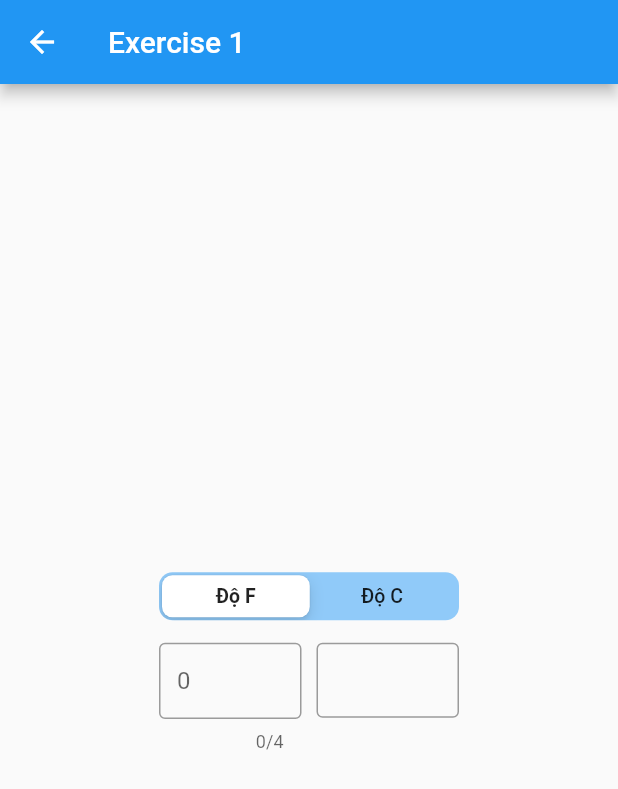
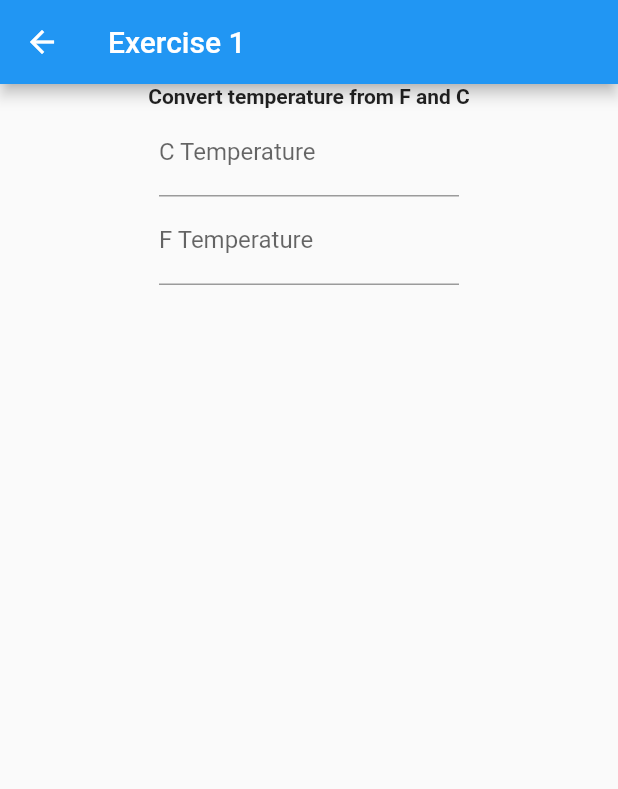
Before and after one commit to NguyenTanPhucK11/flutter-200lab, a Flutter app: the Exercise1 screen opened directly, on a phone screen of 412 x 824 dp. Shown: the top 789 px of the screen. Run offline on Flutter 3.47's test engine with Material 2 defaults, Android fonts, the phone set to English and light mode, and no system bars.

Commit message:
day1 - finish

```diff
--- a/lib/screens/Day1/exercise1.dart
+++ b/lib/screens/Day1/exercise1.dart
@@ -8,10 +8,9 @@ class Exercise1 extends StatefulWidget {
 }
 
 class _Exercise1State extends State<Exercise1> {
-  int segmentedControlValue = 0;
-  int temperature = 0;
-  var temperatureController = TextEditingController();
-  var tempF = TextEditingController();
+  var temperatureC = TextEditingController();
+  var temperatureF = TextEditingController();
+  bool isConvertToF = true;
 
   @override
   Widget build(BuildContext context) {
@@ -22,85 +21,52 @@ class _Exercise1State extends State<Exercise1> {
         body: _buildBody());
   }
 
+  @override
+  void initState() {
+    super.initState();
+  }
+
   Widget _buildBody() {
     return Center(
       child: Column(
-        mainAxisAlignment: MainAxisAlignment.center,
         children: [
-          Container(
-            width: 200,
-            child: CupertinoSlidingSegmentedControl(
-                groupValue: segmentedControlValue,
-                backgroundColor: Colors.blue.shade200,
-                children: const <int, Widget>{
-                  0: Text('Độ F'),
-                  1: Text('Độ C'),
-                },
-                onValueChanged: (value) {
-                  setState(() {
-                    segmentedControlValue = value;
-                    temperatureController.text.isEmpty
-                        ? tempF.text = "0"
-                        : tempF.text = value == 0
-                            ? ((int.parse(temperatureController.text) - 32) /
-                                    1.8)
-                                .toStringAsFixed(2)
-                            : (int.parse(temperatureController.text) * 1.8 + 32)
-                                .toStringAsFixed(2);
-                  });
-                }),
+          Text(
+            'Convert temperature from F and C',
+            style: TextStyle(
+              fontWeight: FontWeight.bold,
+            ),
           ),
-          SizedBox(
-            height: 15,
-          ),
-          Row(
-            mainAxisAlignment: MainAxisAlignment.center,
-            crossAxisAlignment: CrossAxisAlignment.start,
-            children: [
-              Container(
-                width: 95,
-                height: 70,
-                child: TextField(
-                  maxLength: 4,
-                  maxLengthEnforced: true,
-                  textAlignVertical: TextAlignVertical.bottom,
-                  decoration: InputDecoration(
-                    border: OutlineInputBorder(),
-                    hintText: temperature.toString(),
-                  ),
-                  keyboardType: TextInputType.number,
-                  inputFormatters: <TextInputFormatter>[
-                    FilteringTextInputFormatter.digitsOnly
-                  ],
-                  controller: temperatureController,
-                  onChanged: (value) {
-                    value.isEmpty
-                        ? tempF.text = "0"
-                        : tempF.text = segmentedControlValue == 0
-                            ? ((int.parse(value) - 32) / 1.8).toStringAsFixed(2)
-                            : (int.parse(value) * 1.8 + 32).toStringAsFixed(2);
-                  },
-                ),
-              ),
-              SizedBox(
-                width: 10,
-              ),
-              Container(
-                width: 95,
-                height: 50,
-                child: TextField(
-                  textAlignVertical: TextAlignVertical.top,
-                  readOnly: true,
-                  decoration: InputDecoration(
-                    border: OutlineInputBorder(),
-                  ),
-                  controller: tempF,
-                ),
-              ),
-            ],
-          ),
+          _input(true),
+          _input(false),
         ],
       ),
     );
   }
+
+  Widget _input(isConvertToF) {
+    return Container(
+      width: 200,
+      child: TextField(
+        keyboardType: TextInputType.number,
+        decoration: InputDecoration(
+          hintText: 'Please enter ' + (isConvertToF ? 'C' : 'F'),
+          labelText: (isConvertToF ? 'C' : 'F') + ' Temperature',
+        ),
+        onChanged: (value) {
+          if (value.isEmpty) {
+            temperatureC.text = '';
+            temperatureF.text = '';
+          } else
+            isConvertToF
+                ? temperatureF.text =
+                    (double.parse(temperatureC.text) * 1.8 + 32)
+                        .toStringAsFixed(2)
+                : temperatureC.text =
+                    ((double.parse(temperatureF.text) - 32) / 1.8)
+                        .toStringAsFixed(2);
+        },
+        controller: isConvertToF ? temperatureC : temperatureF,
+      ),
+    );
+  }
 }
```
